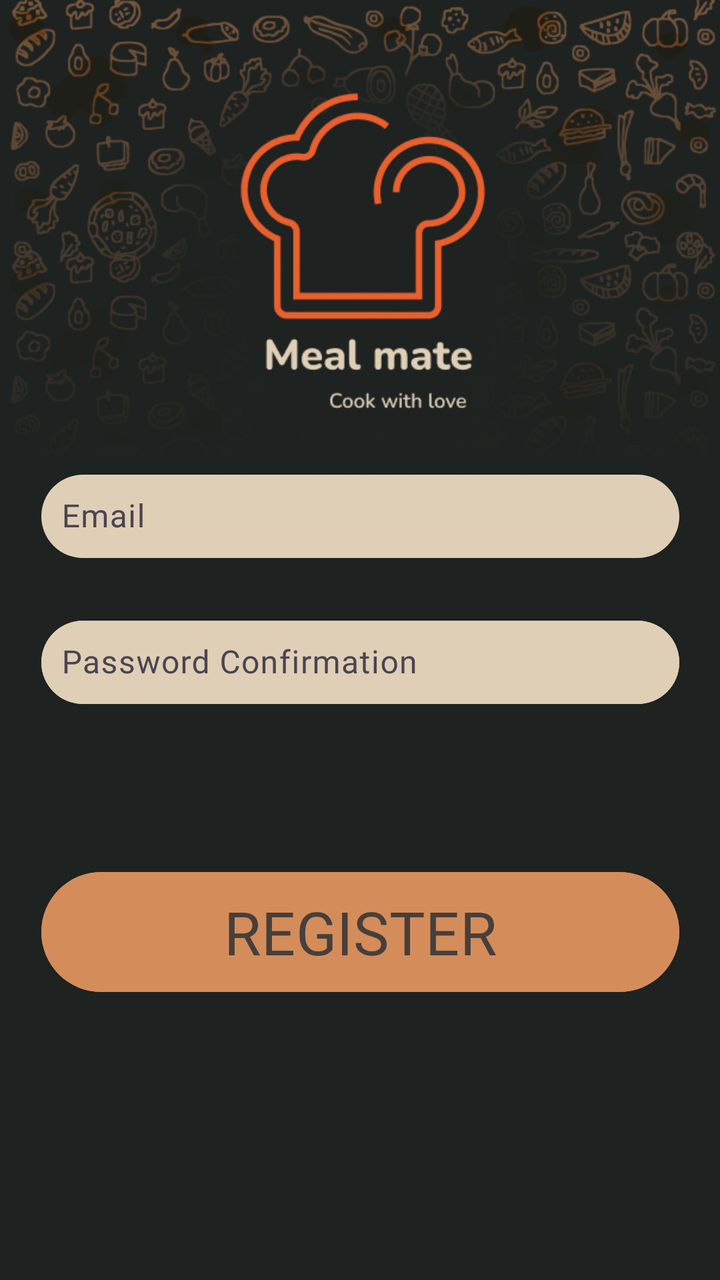
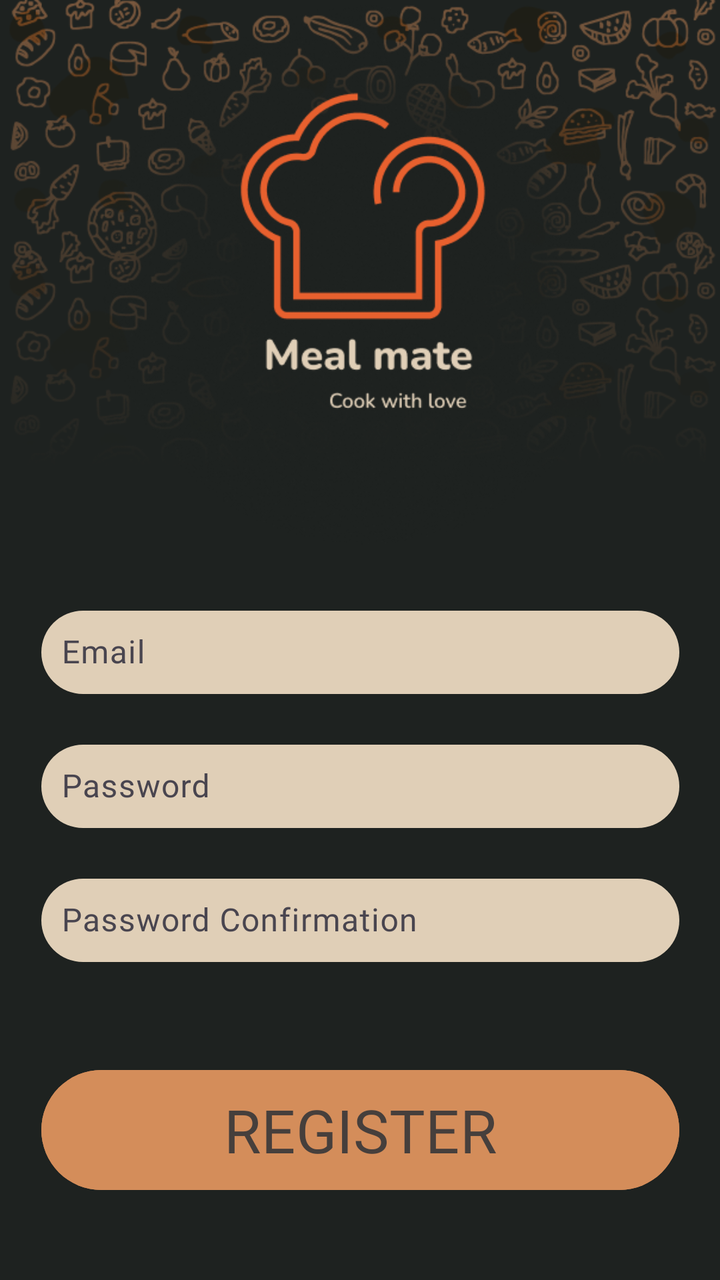

Two renders of the same Android screen: before a commit and after it. Below are the layout's source before the change and the commit's diff.
<!-- AndroidManifest.xml: application theme Theme.MealMate -->
<!-- res/layout/fragment_register.xml -->
<androidx.constraintlayout.widget.ConstraintLayout
    xmlns:android="http://schemas.android.com/apk/res/android"
    xmlns:app="http://schemas.android.com/apk/res-auto"
    xmlns:tools="http://schemas.android.com/tools"
    android:layout_width="match_parent"
    android:layout_height="match_parent"
    android:background="#1E2220"
    tools:context=".fragments.LoginFragment">

    
    <ImageView
        android:id="@+id/imageView"
        android:layout_width="match_parent"
        android:layout_height="match_parent"
        android:scaleType="fitStart"
        app:srcCompat="@drawable/login"
        tools:ignore="MissingConstraints" />

    
    <com.google.android.material.textfield.TextInputLayout
        android:id="@+id/email_input_layout"
        android:layout_width="319dp"
        android:layout_height="wrap_content"
        android:layout_marginBottom="20dp"
        android:hint="Email"
        app:boxBackgroundColor="#E0CFB7"
        app:layout_constraintBottom_toTopOf="@+id/password_input_layout"
        app:layout_constraintEnd_toEndOf="parent"
        app:layout_constraintStart_toStartOf="parent"
        app:layout_constraintTop_toTopOf="parent"
        app:layout_constraintVertical_bias="0.975">

        <com.google.android.material.textfield.TextInputEditText
            android:id="@+id/email"
            android:layout_width="match_parent"
            android:layout_height="wrap_content"
            android:background="@drawable/rounded_background"
            android:fontFamily="@font/lalezar"
            android:inputType="textEmailAddress"
            android:padding="10dp"
            android:textColor="#463F3C" />
    </com.google.android.material.textfield.TextInputLayout>

    
    <com.google.android.material.textfield.TextInputLayout
        android:id="@+id/password_input_layout"
        android:layout_width="319dp"
        android:layout_height="wrap_content"
        android:layout_marginBottom="80dp"
        android:hint="Password"
        android:backgroundTint="#D48D5A"
        app:layout_constraintBottom_toTopOf="@+id/registerButton"
        app:layout_constraintEnd_toEndOf="parent"
        app:layout_constraintStart_toStartOf="parent">

        <com.google.android.material.textfield.TextInputEditText
            android:id="@+id/password"
            android:layout_width="match_parent"
            android:layout_height="wrap_content"
            android:background="@drawable/rounded_background"
            android:fontFamily="@font/lalezar"
            android:inputType="textPassword"
            android:padding="10dp"
            android:textColor="#463F3C" />
    </com.google.android.material.textfield.TextInputLayout>

    
    <com.google.android.material.textfield.TextInputLayout
        android:id="@+id/password_confirmation_input_layout"
        android:layout_width="319dp"
        android:layout_height="wrap_content"
        android:layout_marginBottom="80dp"
        android:hint="Password Confirmation"
        android:backgroundTint="#D48D5A"
        app:layout_constraintBottom_toTopOf="@+id/registerButton"
        app:layout_constraintEnd_toEndOf="parent"
        app:layout_constraintStart_toStartOf="parent">

        <com.google.android.material.textfield.TextInputEditText
            android:id="@+id/password_confirmation"
            android:layout_width="match_parent"
            android:layout_height="wrap_content"
            android:background="@drawable/rounded_background"
            android:fontFamily="@font/lalezar"
            android:inputType="textPassword"
            android:padding="10dp"
            android:textColor="#463F3C" />
    </com.google.android.material.textfield.TextInputLayout>

    
    <com.google.android.material.button.MaterialButton
        android:id="@+id/registerButton"
        android:layout_width="319dp"
        android:layout_height="68dp"
        android:layout_marginBottom="140dp"
        android:backgroundTint="#D48D5A"
        android:fontFamily="@font/lalezar"
        android:text="REGISTER"
        android:textColor="#463F3C"
        android:textSize="30sp"
        app:layout_constraintBottom_toBottomOf="parent"
        app:layout_constraintEnd_toEndOf="parent"
        app:layout_constraintStart_toStartOf="parent" />

</androidx.constraintlayout.widget.ConstraintLayout>
<!-- resources referenced by this layout -->
<resources>
  <!-- drawable login: png bitmap (drawable, 172491 bytes) -->
  <!-- drawable rounded_background (drawable) -->
  <?xml version="1.0" encoding="utf-8"?>
  <shape xmlns:android="http://schemas.android.com/apk/res/android">
      <solid android:color="#E0CFB7" />
      <corners android:radius="30dp" />
      <padding android:left="10dp" android:top="10dp" android:right="10dp" android:bottom="10dp" />
  </shape>
  <style name="Theme.MealMate" parent="Base.Theme.MealMate" />
  <style name="Base.Theme.MealMate" parent="Theme.Material3.DayNight.NoActionBar">
          
          
      </style>
</resources>

<!-- the commit's change to res/layout/fragment_register.xml (unified diff, before → after) -->
@@ -21,14 +21,12 @@
         android:id="@+id/email_input_layout"
         android:layout_width="319dp"
         android:layout_height="wrap_content"
-        android:layout_marginBottom="20dp"
+        android:layout_marginTop="300dp"
         android:hint="Email"
         app:boxBackgroundColor="#E0CFB7"
-        app:layout_constraintBottom_toTopOf="@+id/password_input_layout"
+        app:layout_constraintTop_toTopOf="parent"
         app:layout_constraintEnd_toEndOf="parent"
-        app:layout_constraintStart_toStartOf="parent"
-        app:layout_constraintTop_toTopOf="parent"
-        app:layout_constraintVertical_bias="0.975">
+        app:layout_constraintStart_toStartOf="parent">
 
         <com.google.android.material.textfield.TextInputEditText
             android:id="@+id/email"
@@ -46,10 +44,10 @@
         android:id="@+id/password_input_layout"
         android:layout_width="319dp"
         android:layout_height="wrap_content"
-        android:layout_marginBottom="80dp"
+        android:layout_marginTop="20dp"
         android:hint="Password"
         android:backgroundTint="#D48D5A"
-        app:layout_constraintBottom_toTopOf="@+id/registerButton"
+        app:layout_constraintTop_toBottomOf="@+id/email_input_layout"
         app:layout_constraintEnd_toEndOf="parent"
         app:layout_constraintStart_toStartOf="parent">
 
@@ -69,10 +67,10 @@
         android:id="@+id/password_confirmation_input_layout"
         android:layout_width="319dp"
         android:layout_height="wrap_content"
-        android:layout_marginBottom="80dp"
+        android:layout_marginTop="20dp"
         android:hint="Password Confirmation"
         android:backgroundTint="#D48D5A"
-        app:layout_constraintBottom_toTopOf="@+id/registerButton"
+        app:layout_constraintTop_toBottomOf="@+id/password_input_layout"
         app:layout_constraintEnd_toEndOf="parent"
         app:layout_constraintStart_toStartOf="parent">
 
@@ -92,14 +90,15 @@
         android:id="@+id/registerButton"
         android:layout_width="319dp"
         android:layout_height="68dp"
-        android:layout_marginBottom="140dp"
+        android:layout_marginTop="50dp"
         android:backgroundTint="#D48D5A"
         android:fontFamily="@font/lalezar"
         android:text="REGISTER"
         android:textColor="#463F3C"
         android:textSize="30sp"
-        app:layout_constraintBottom_toBottomOf="parent"
         app:layout_constraintEnd_toEndOf="parent"
-        app:layout_constraintStart_toStartOf="parent" />
+        app:layout_constraintStart_toStartOf="parent"
+        app:layout_constraintTop_toBottomOf="@+id/password_confirmation_input_layout" />
+
 
 </androidx.constraintlayout.widget.ConstraintLayout>
